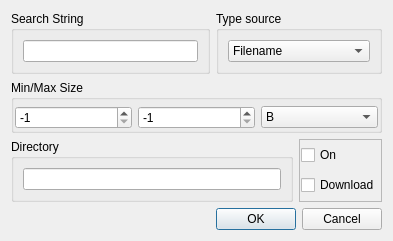
The window that eiskaltdcpp-qt/ui/UIADLSearchEditor.ui (eiskaltdcpp/eiskaltdcpp) describes before a commit, drawn with Qt 5.
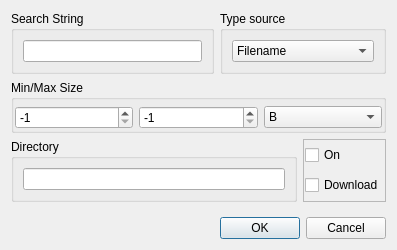
The same window after the commit. Custom widgets are drawn as their Qt base class.

Commit message: adlsearch in qt gui

Diff of the .ui file:
```diff
--- a/eiskaltdcpp-qt/ui/UIADLSearchEditor.ui
+++ b/eiskaltdcpp-qt/ui/UIADLSearchEditor.ui
@@ -6,8 +6,8 @@
    <rect>
     <x>0</x>
     <y>0</y>
-    <width>387</width>
-    <height>218</height>
+    <width>388</width>
+    <height>250</height>
    </rect>
   </property>
   <property name="windowTitle">
@@ -62,7 +62,7 @@
         </item>
         <item>
          <property name="text">
-          <string>Absolete path</string>
+          <string>Full path</string>
          </property>
         </item>
        </widget>
```
The commit also changes 2 other files.
